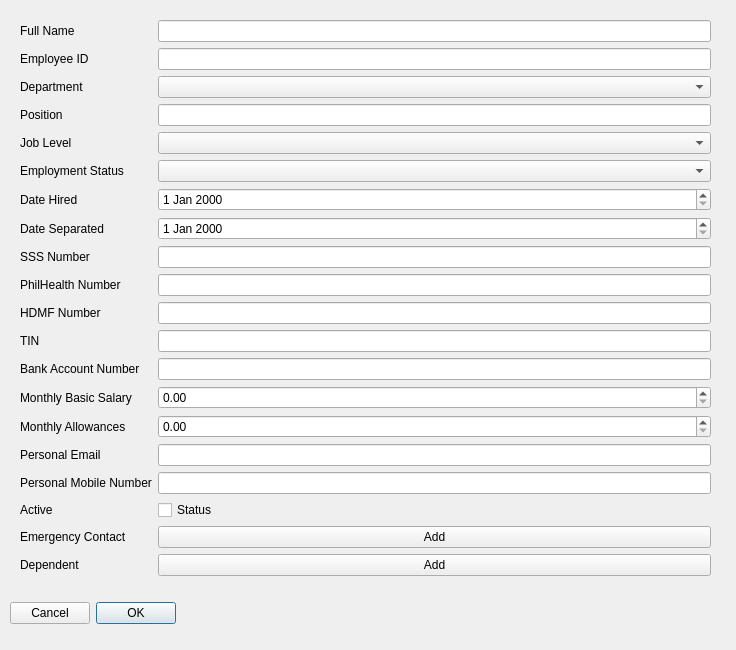
Justin-Kuchmy/JustPay_App, file UI/Dialogs/add_employee_dialog.ui: the form before one commit.
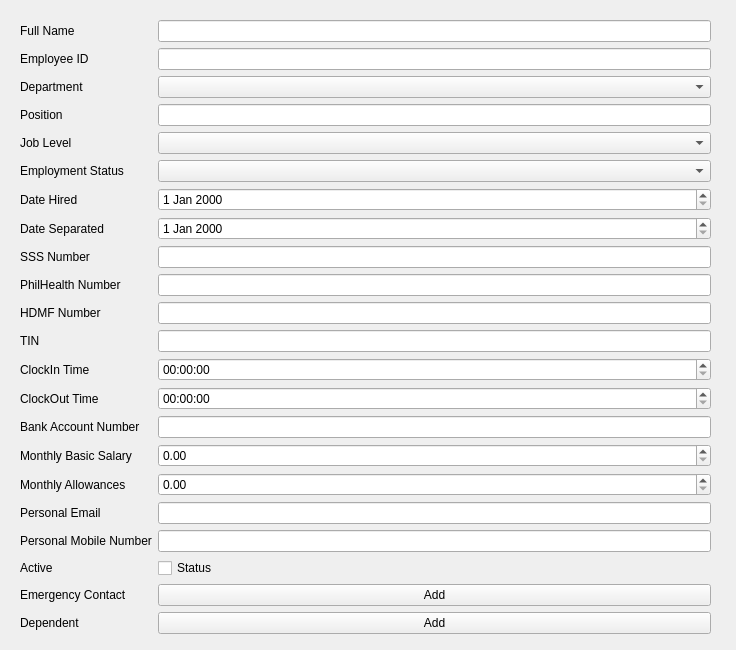
The form after the commit.

```diff
--- a/UI/Dialogs/add_employee_dialog.ui
+++ b/UI/Dialogs/add_employee_dialog.ui
@@ -19,7 +19,7 @@
      <x>10</x>
      <y>10</y>
      <width>711</width>
-     <height>614</height>
+     <height>672</height>
     </rect>
    </property>
    <layout class="QVBoxLayout" name="verticalLayout">
@@ -117,42 +117,42 @@
         </property>
        </widget>
       </item>
-      <item row="13" column="0">
+      <item row="15" column="0">
        <widget class="QLabel" name="monthlySalaryLabel">
         <property name="text">
          <string>Monthly Basic Salary</string>
         </property>
        </widget>
       </item>
-      <item row="14" column="0">
+      <item row="16" column="0">
        <widget class="QLabel" name="monthlyAllowancesLabel">
         <property name="text">
          <string>Monthly Allowances</string>
         </property>
        </widget>
       </item>
-      <item row="15" column="0">
+      <item row="17" column="0">
        <widget class="QLabel" name="personalEmailLabel">
         <property name="text">
          <string>Personal Email</string>
         </property>
        </widget>
       </item>
-      <item row="17" column="0">
+      <item row="19" column="0">
        <widget class="QLabel" name="activeStatusLabel">
         <property name="text">
          <string>Active</string>
         </property>
        </widget>
       </item>
-      <item row="18" column="0">
+      <item row="20" column="0">
        <widget class="QLabel" name="emergencyContactLabel">
         <property name="text">
          <string>Emergency Contact</string>
         </property>
        </widget>
       </item>
-      <item row="19" column="0">
+      <item row="21" column="0">
        <widget class="QLabel" name="dependentLabel">
         <property name="text">
          <string>Dependent</string>
@@ -174,34 +174,34 @@
       <item row="10" column="1">
        <widget class="QLineEdit" name="hdmfNumberLineEdit"/>
       </item>
-      <item row="15" column="1">
+      <item row="17" column="1">
        <widget class="QLineEdit" name="personEmailLineEdit"/>
       </item>
-      <item row="18" column="1">
+      <item row="20" column="1">
        <widget class="QPushButton" name="emergencyContactButton">
         <property name="text">
          <string>Add</string>
         </property>
        </widget>
       </item>
-      <item row="19" column="1">
+      <item row="21" column="1">
        <widget class="QPushButton" name="dependentButton">
         <property name="text">
          <string>Add</string>
         </property>
        </widget>
       </item>
-      <item row="17" column="1">
+      <item row="19" column="1">
        <widget class="QCheckBox" name="activeStatusCheckBox">
         <property name="text">
          <string>Status</string>
         </property>
        </widget>
       </item>
-      <item row="13" column="1">
+      <item row="15" column="1">
        <widget class="QDoubleSpinBox" name="monthlySalarySpinBox"/>
       </item>
-      <item row="14" column="1">
+      <item row="16" column="1">
        <widget class="QDoubleSpinBox" name="monthlyAllowancesSpinBox"/>
       </item>
       <item row="2" column="1">
@@ -219,24 +219,24 @@
       <item row="7" column="1">
        <widget class="QDateEdit" name="DateSeparatedDateEdit"/>
       </item>
-      <item row="12" column="0">
+      <item row="14" column="0">
        <widget class="QLabel" name="bankAccountNumberLabel">
         <property name="text">
          <string>Bank Account Number</string>
         </property>
        </widget>
       </item>
-      <item row="12" column="1">
+      <item row="14" column="1">
        <widget class="QLineEdit" name="bankAccountNumberLineEdit"/>
       </item>
-      <item row="16" column="0">
+      <item row="18" column="0">
        <widget class="QLabel" name="personalMobileNumberLabel">
         <property name="text">
          <string>Personal Mobile Number</string>
         </property>
        </widget>
       </item>
-      <item row="16" column="1">
+      <item row="18" column="1">
        <widget class="QLineEdit" name="personalMobileNumberLineEdit"/>
       </item>
       <item row="11" column="0">
@@ -249,6 +249,26 @@
       <item row="11" column="1">
        <widget class="QLineEdit" name="tinLineEdit"/>
       </item>
+      <item row="12" column="0">
+       <widget class="QLabel" name="clockInLabel">
+        <property name="text">
+         <string>ClockIn Time</string>
+        </property>
+       </widget>
+      </item>
+      <item row="13" column="0">
+       <widget class="QLabel" name="clockOutLabel">
+        <property name="text">
+         <string>ClockOut Time</string>
+        </property>
+       </widget>
+      </item>
+      <item row="12" column="1">
+       <widget class="QTimeEdit" name="clockInTimeEdit"/>
+      </item>
+      <item row="13" column="1">
+       <widget class="QTimeEdit" name="clockOutTimeEdit"/>
+      </item>
      </layout>
     </item>
     <item>
```
